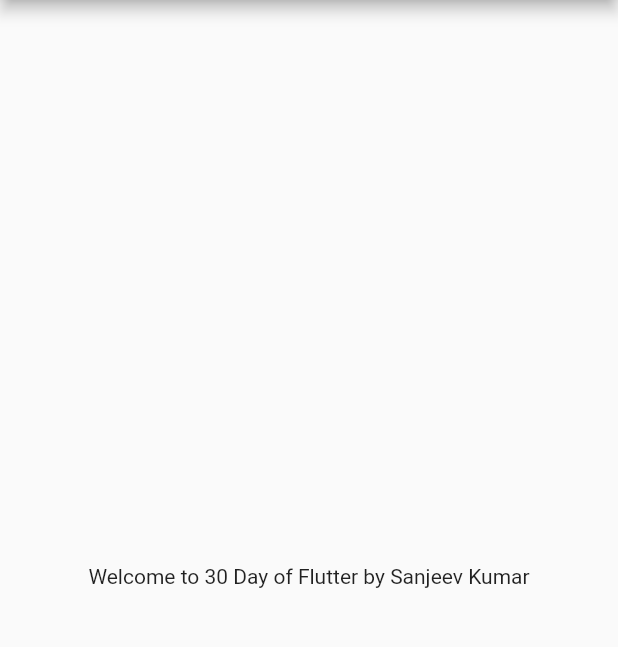
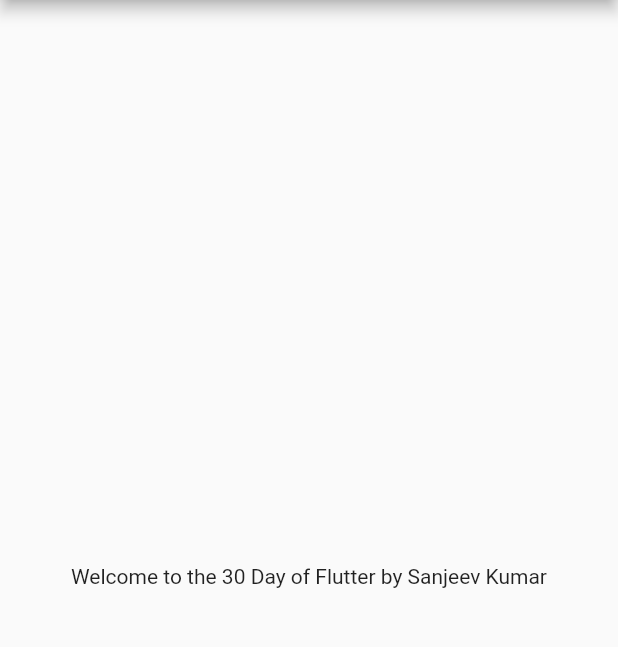
Before and after one commit to sanjeevkumar14/30DaysOfFlutter, a Flutter app: the screen it shows after launch, on a phone screen of 412 x 824 dp, the part 84-731 px from its top. Run offline on Flutter 3.47's test engine with Material 2 defaults, Android fonts, the phone set to English and light mode, and no system bars.

Commit message:
Day 2 Completed

```diff
--- a/lib/home_page.dart
+++ b/lib/home_page.dart
@@ -19,7 +19,7 @@ class _HomePageState extends State<HomePage> {
           title: Text("Catalog App"),
           ),
         body: Center(
-          child: Text("Welcome to $days Day of Flutter by $name"),
+          child: Text("Welcome to the $days Day of Flutter by $name"),
       ),
       drawer: Drawer(),
     );
```
